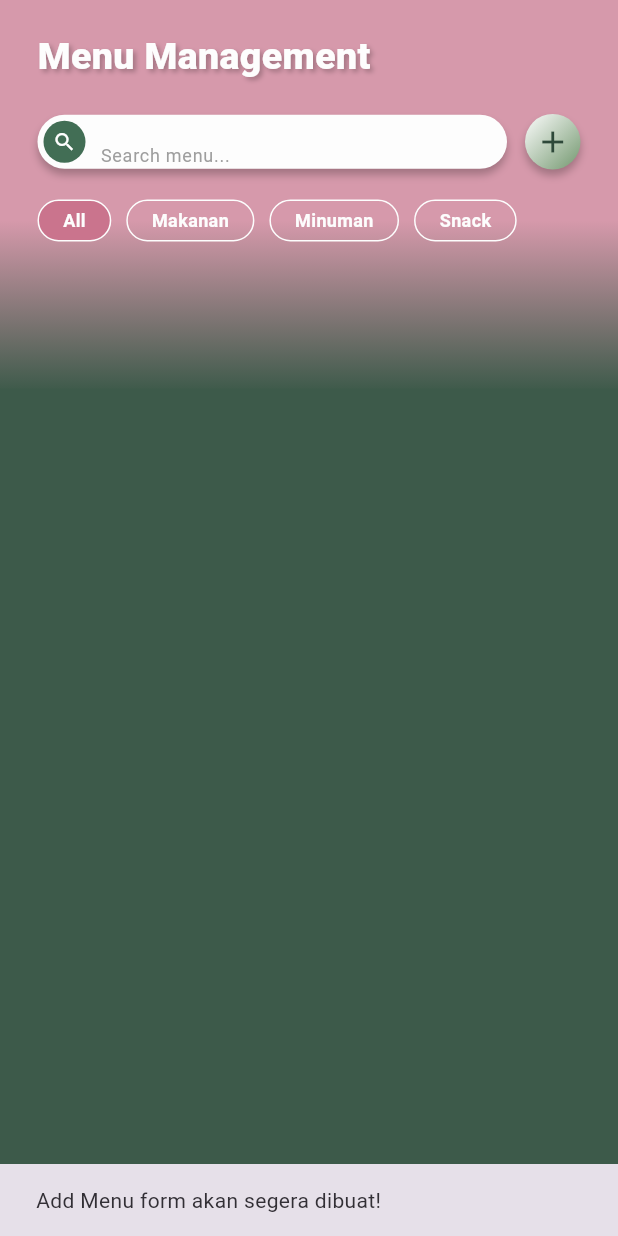
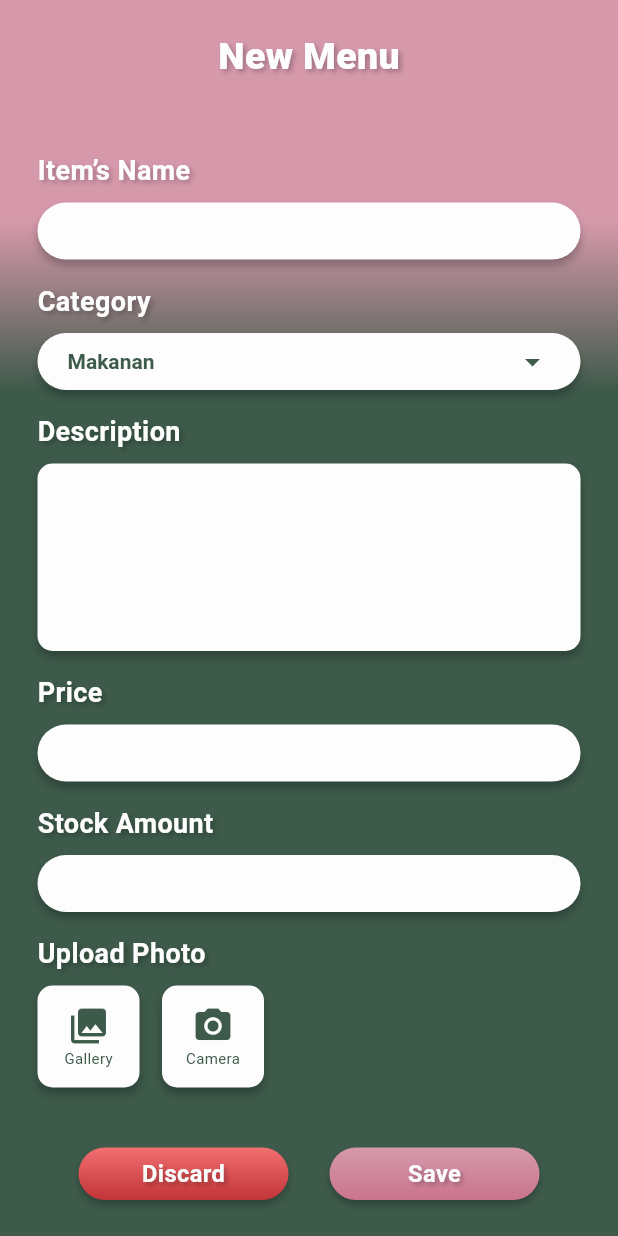
Before and after one commit to Ijaldisini/leafnloaff-mobile, a Flutter app: the AdminMenuManagementView screen opened directly, after a tap on the "add" icon, on a phone screen of 412 x 824 dp. Run offline on Flutter 3.47's test engine with Material 3 defaults, Android fonts, the phone set to English and light mode, and no system bars; our stand-ins replace flutter_dotenv, image_picker, pdf, printing, qr_flutter, supabase_flutter; missing offline and left inert: otp; accounts and stored records are empty; Roboto replaces fonts that are missing (Poppins).

Commit message:
add services, vm, views add new menu, & utils for image picker

```diff
--- /dev/null
+++ b/lib/services/admin_add_menu_service.dart
@@ -0,0 +1,45 @@
+import 'dart:io';
+import 'package:supabase_flutter/supabase_flutter.dart';
+import 'package:flutter/material.dart';
+
+class AdminAddMenuService {
+  final _supabase = Supabase.instance.client;
+
+  Future<void> addMenu({
+    required String name,
+    required String description,
+    required double price,
+    required int stock,
+    required String category,
+    File? imageFile,
+  }) async {
+    try {
+      String? finalImageUrl;
+
+      if (imageFile != null) {
+        final extension = imageFile.path.split('.').last;
+        final fileName =
+            '${DateTime.now().millisecondsSinceEpoch}_${name.replaceAll(' ', '_')}.$extension';
+
+        await _supabase.storage.from('menu_images').upload(fileName, imageFile);
+
+        finalImageUrl = _supabase.storage
+            .from('menu_images')
+            .getPublicUrl(fileName);
+      }
+
+      await _supabase.from('menus').insert({
+        'name': name,
+        'description': description,
+        'price': price,
+        'stock': stock,
+        'category': category,
+        'image_url': finalImageUrl,
+        'is_active': true,
+      });
+    } catch (e) {
+      debugPrint("Error Inserting Menu: $e");
+      throw Exception("Gagal menyimpan menu: $e");
+    }
+  }
+}
--- /dev/null
+++ b/lib/utils/image_picker_util.dart
@@ -0,0 +1,28 @@
+import 'dart:io';
+import 'package:image_picker/image_picker.dart';
+
+class ImagePickerUtil {
+  final ImagePicker _picker = ImagePicker();
+
+  Future<File?> pickFromGallery() async {
+    final XFile? image = await _picker.pickImage(
+      source: ImageSource.gallery,
+      imageQuality: 70,
+    );
+    if (image != null) {
+      return File(image.path);
+    }
+    return null;
+  }
+
+  Future<File?> pickFromCamera() async {
+    final XFile? photo = await _picker.pickImage(
+      source: ImageSource.camera,
+      imageQuality: 70,
+    );
+    if (photo != null) {
+      return File(photo.path);
+    }
+    return null;
+  }
+}
--- /dev/null
+++ b/lib/viewmodels/admin_add_menu_viewmodel.dart
@@ -0,0 +1,93 @@
+import 'dart:io';
+import 'package:flutter/material.dart';
+import '../services/admin_add_menu_service.dart';
+import '../utils/image_picker_util.dart';
+
+class AdminAddMenuViewModel extends ChangeNotifier {
+  final AdminAddMenuService _service = AdminAddMenuService();
+  final ImagePickerUtil _imagePickerUtil = ImagePickerUtil();
+
+  final TextEditingController nameController = TextEditingController();
+  final TextEditingController descController = TextEditingController();
+  final TextEditingController priceController = TextEditingController();
+  final TextEditingController stockController = TextEditingController();
+
+  File? _selectedImage;
+  File? get selectedImage => _selectedImage;
+
+  String _selectedCategory = 'Makanan';
+  String get selectedCategory => _selectedCategory;
+  final List<String> categories = ['Makanan', 'Minuman', 'Snack'];
+
+  bool _isLoading = false;
+  bool get isLoading => _isLoading;
+
+  void setCategory(String value) {
+    _selectedCategory = value;
+    notifyListeners();
+  }
+
+  Future<void> pickFromGallery() async {
+    _selectedImage = await _imagePickerUtil.pickFromGallery();
+    notifyListeners();
+  }
+
+  Future<void> pickFromCamera() async {
+    _selectedImage = await _imagePickerUtil.pickFromCamera();
+    notifyListeners();
+  }
+
+  void removeSelectedImage() {
+    _selectedImage = null;
+    notifyListeners();
+  }
+
+  Future<bool> saveMenu(BuildContext context) async {
+    if (nameController.text.isEmpty ||
+        priceController.text.isEmpty ||
+        stockController.text.isEmpty) {
+      ScaffoldMessenger.of(context).showSnackBar(
+        const SnackBar(content: Text('Nama, Harga, dan Stok wajib diisi!')),
+      );
+      return false;
+    }
+
+    _isLoading = true;
+    notifyListeners();
+
+    try {
+      await _service.addMenu(
+        name: nameController.text.trim(),
+        description: descController.text.trim(),
+        price: double.parse(priceController.text.trim()),
+        stock: int.parse(stockController.text.trim()),
+        category: _selectedCategory,
+        imageFile: _selectedImage,
+      );
+
+      _isLoading = false;
+      notifyListeners();
+      return true;
+    } catch (e) {
+      _isLoading = false;
+      notifyListeners();
+      ScaffoldMessenger.of(context).showSnackBar(
+        const SnackBar(
+          content: Text(
+            'Gagal menyimpan data, periksa koneksi atau format angka!',
+          ),
+        ),
+      );
+      return false;
+    }
+  }
+
+  @override
+  void dispose() {
+    nameController.dispose();
+    descController.dispose();
+    priceController.dispose();
+    stockController.dispose();
+    super.dispose();
+  }
+}
--- /dev/null
+++ b/lib/views/admin/admin_add_menu_view.dart
@@ -0,0 +1,436 @@
+import 'dart:io';
+import 'package:flutter/material.dart';
+import '../../viewmodels/admin_add_menu_viewmodel.dart';
+
+class AdminAddMenuView extends StatefulWidget {
+  const AdminAddMenuView({super.key});
+
+  @override
+  State<AdminAddMenuView> createState() => _AdminAddMenuViewState();
+}
+
+class _AdminAddMenuViewState extends State<AdminAddMenuView> {
+  final AdminAddMenuViewModel _viewModel = AdminAddMenuViewModel();
+
+  @override
+  Widget build(BuildContext context) {
+    final screenWidth = MediaQuery.of(context).size.width;
+
+    return Scaffold(
+      backgroundColor: const Color(0xFF3D5A4A),
+      body: ListenableBuilder(
+        listenable: _viewModel,
+        builder: (context, child) {
+          return Stack(
+            children: [
+              Positioned(
+                left: -17,
+                top: -30,
+                child: Container(
+                  width: screenWidth + 34,
+                  height: 289,
+                  decoration: const BoxDecoration(color: Color(0xFFD699AB)),
+                ),
+              ),
+              Positioned(
+                left: -17,
+                top: 147,
+                child: Container(
+                  width: screenWidth + 34,
+                  height: 114,
+                  decoration: const BoxDecoration(
+                    gradient: LinearGradient(
+                      begin: Alignment.topCenter,
+                      end: Alignment.bottomCenter,
+                      colors: [Color(0x003D5A4A), Color(0xFF3D5A4A)],
+                    ),
+                  ),
+                ),
+              ),
+              SafeArea(
+                child: Column(
+                  children: [
+                    const SizedBox(height: 20),
+                    const Text(
+                      'New Menu',
+                      style: TextStyle(
+                        color: Color(0xFFFDFDFD),
+                        fontSize: 25,
+                        fontFamily: 'Poppins',
+                        fontWeight: FontWeight.w800,
+                        shadows: [
+                          Shadow(
+                            offset: Offset(2, 2),
+                            blurRadius: 4,
+                            color: Color(0x40000000),
+                          ),
+                        ],
+                      ),
+                    ),
+                    const SizedBox(height: 30),
+                    Expanded(
+                      child: SingleChildScrollView(
+                        padding: const EdgeInsets.symmetric(horizontal: 25),
+                        physics: const BouncingScrollPhysics(),
+                        child: Column(
+                          crossAxisAlignment: CrossAxisAlignment.start,
+                          children: [
+                            _buildLabel('Item’s Name'),
+                            _buildTextField(
+                              controller: _viewModel.nameController,
+                            ),
+
+                            _buildLabel('Category'),
+                            _buildDropdown(),
+
+                            _buildLabel('Description'),
+                            _buildTextField(
+                              controller: _viewModel.descController,
+                              height: 125,
+                              borderRadius: 10,
+                              maxLines: 4,
+                            ),
+
+                            _buildLabel('Price'),
+                            _buildTextField(
+                              controller: _viewModel.priceController,
+                              keyboardType: TextInputType.number,
+                            ),
+
+                            _buildLabel('Stock Amount'),
+                            _buildTextField(
+                              controller: _viewModel.stockController,
+                              keyboardType: TextInputType.number,
+                            ),
+
+                            _buildLabel('Upload Photo'),
+                            _buildPhotoPicker(),
+
+                            const SizedBox(height: 40),
+
+                            Row(
+                              mainAxisAlignment: MainAxisAlignment.spaceEvenly,
+                              children: [
+                                _buildButton(
+                                  text: 'Discard',
+                                  colors: [
+                                    const Color(0xFFF26F71),
+                                    const Color(0xFFC23437),
+                                  ],
+                                  onTap: () => Navigator.pop(context),
+                                ),
+                                _buildButton(
+                                  text: _viewModel.isLoading
+                                      ? 'Saving...'
+                                      : 'Save',
+                                  colors: [
+                                    const Color(0xFFD699AB),
+                                    const Color(0xFFCA748D),
+                                  ],
+                                  onTap: _viewModel.isLoading
+                                      ? null
+                                      : () async {
+                                          bool success = await _viewModel
+                                              .saveMenu(context);
+                                          if (success && context.mounted) {
+                                            Navigator.pop(context, true);
+                                          }
+                                        },
+                                ),
+                              ],
+                            ),
+                            const SizedBox(height: 40),
+                          ],
+                        ),
+                      ),
+                    ),
+                  ],
+                ),
+              ),
+            ],
+          );
+        },
+      ),
+    );
+  }
+
+  Widget _buildPhotoPicker() {
+    return Column(
+      crossAxisAlignment: CrossAxisAlignment.start,
+      children: [
+        if (_viewModel.selectedImage != null)
+          Stack(
+            children: [
+              Container(
+                width: double.infinity,
+                height: 150,
+                margin: const EdgeInsets.only(bottom: 15),
+                decoration: ShapeDecoration(
+                  color: Colors.black12,
+                  shape: RoundedRectangleBorder(
+                    borderRadius: BorderRadius.circular(10),
+                  ),
+                  image: DecorationImage(
+                    image: FileImage(_viewModel.selectedImage!),
+                    fit: BoxFit.cover,
+                  ),
+                ),
+              ),
+              Positioned(
+                top: 5,
+                right: 5,
+                child: GestureDetector(
+                  onTap: _viewModel.removeSelectedImage,
+                  child: Container(
+                    padding: const EdgeInsets.all(5),
+                    decoration: const BoxDecoration(
+                      color: Colors.red,
+                      shape: BoxShape.circle,
+                    ),
+                    child: const Icon(
+                      Icons.close,
+                      color: Colors.white,
+                      size: 16,
+                    ),
+                  ),
+                ),
+              ),
+            ],
+          ),
+
+        Row(
+          children: [
+            GestureDetector(
+              onTap: _viewModel.pickFromGallery,
+              child: Container(
+                width: 68,
+                height: 68,
+                decoration: ShapeDecoration(
+                  color: const Color(0xFFFDFDFD),
+                  shape: RoundedRectangleBorder(
+                    borderRadius: BorderRadius.circular(10),
+                  ),
+                  shadows: const [
+                    BoxShadow(
+                      color: Color(0x3F000000),
+                      blurRadius: 4,
+                      offset: Offset(0, 4),
+                    ),
+                  ],
+                ),
+                child: const Column(
+                  mainAxisAlignment: MainAxisAlignment.center,
+                  children: [
+                    Icon(
+                      Icons.photo_library,
+                      color: Color(0xFF3D5A4A),
+                      size: 28,
+                    ),
+                    Text(
+                      'Gallery',
+                      style: TextStyle(
+                        color: Color(0xFF3D5A4A),
+                        fontSize: 10,
+                        fontFamily: 'Poppins',
+                      ),
+                    ),
+                  ],
+                ),
+              ),
+            ),
+            const SizedBox(width: 15),
+            GestureDetector(
+              onTap: _viewModel.pickFromCamera,
+              child: Container(
+                width: 68,
+                height: 68,
+                decoration: ShapeDecoration(
+                  color: const Color(0xFFFDFDFD),
+                  shape: RoundedRectangleBorder(
+                    borderRadius: BorderRadius.circular(10),
+                  ),
+                  shadows: const [
+                    BoxShadow(
+                      color: Color(0x3F000000),
+                      blurRadius: 4,
+                      offset: Offset(0, 4),
+                    ),
+                  ],
+                ),
+                child: const Column(
+                  mainAxisAlignment: MainAxisAlignment.center,
+                  children: [
+                    Icon(Icons.camera_alt, color: Color(0xFF3D5A4A), size: 28),
+                    Text(
+                      'Camera',
+                      style: TextStyle(
+                        color: Color(0xFF3D5A4A),
+                        fontSize: 10,
+                        fontFamily: 'Poppins',
+                      ),
+                    ),
+                  ],
+                ),
+              ),
+            ),
+          ],
+        ),
+      ],
+    );
+  }
+
+  Widget _buildLabel(String text) {
+    return Padding(
+      padding: const EdgeInsets.only(bottom: 8, top: 15),
+      child: Text(
+        text,
+        style: const TextStyle(
+          color: Color(0xFFFDFDFD),
+          fontSize: 18,
+          fontFamily: 'Poppins',
+          fontWeight: FontWeight.w700,
+          shadows: [
+            Shadow(
+              offset: Offset(2, 2),
+              blurRadius: 4,
+              color: Color(0x40000000),
+            ),
+          ],
+        ),
+      ),
+    );
+  }
+
+  Widget _buildTextField({
+    required TextEditingController controller,
+    double height = 38,
+    double borderRadius = 108.57,
+    int maxLines = 1,
+    TextInputType keyboardType = TextInputType.text,
+    String? hintText,
+  }) {
+    return Container(
+      width: double.infinity,
+      height: height,
+      decoration: ShapeDecoration(
+        color: const Color(0xFFFDFDFD),
+        shape: RoundedRectangleBorder(
+          borderRadius: BorderRadius.circular(borderRadius),
+        ),
+        shadows: const [
+          BoxShadow(
+            color: Color(0x3F000000),
+            blurRadius: 4,
+            offset: Offset(0, 4),
+          ),
+        ],
+      ),
+      child: TextField(
+        controller: controller,
+        maxLines: maxLines,
+        keyboardType: keyboardType,
+        style: const TextStyle(fontFamily: 'Poppins', fontSize: 14),
+        decoration: InputDecoration(
+          hintText: hintText,
+          border: InputBorder.none,
+          contentPadding: EdgeInsets.symmetric(
+            horizontal: 20,
+            vertical: maxLines > 1 ? 12 : 10,
+          ),
+        ),
+      ),
+    );
+  }
+
+  Widget _buildDropdown() {
+    return Container(
+      width: double.infinity,
+      height: 38,
+      padding: const EdgeInsets.symmetric(horizontal: 20),
+      decoration: ShapeDecoration(
+        color: const Color(0xFFFDFDFD),
+        shape: RoundedRectangleBorder(
+          borderRadius: BorderRadius.circular(108.57),
+        ),
+        shadows: const [
+          BoxShadow(
+            color: Color(0x3F000000),
+            blurRadius: 4,
+            offset: Offset(0, 4),
+          ),
+        ],
+      ),
+      child: DropdownButtonHideUnderline(
+        child: DropdownButton<String>(
+          value: _viewModel.selectedCategory,
+          icon: const Icon(Icons.arrow_drop_down, color: Color(0xFF3D5A4A)),
+          isExpanded: true,
+          style: const TextStyle(
+            color: Color(0xFF3D5A4A),
+            fontFamily: 'Poppins',
+            fontSize: 14,
+            fontWeight: FontWeight.w600,
+          ),
+          onChanged: (String? newValue) {
+            if (newValue != null) {
+              _viewModel.setCategory(newValue);
+            }
+          },
+          items: _viewModel.categories.map<DropdownMenuItem<String>>((
+            String value,
+          ) {
+            return DropdownMenuItem<String>(value: value, child: Text(value));
+          }).toList(),
+        ),
+      ),
+    );
+  }
+
+  Widget _buildButton({
+    required String text,
+    required List<Color> colors,
+    required VoidCallback? onTap,
+  }) {
+    return GestureDetector(
+      onTap: onTap,
+      child: Container(
+        width: 140,
+        height: 35,
+        alignment: Alignment.center,
+        decoration: ShapeDecoration(
+          gradient: LinearGradient(
+            begin: Alignment.topCenter,
+            end: Alignment.bottomCenter,
+            colors: colors,
+          ),
+          shape: RoundedRectangleBorder(
+            borderRadius: BorderRadius.circular(85.71),
+          ),
+          shadows: const [
+            BoxShadow(
+              color: Color(0x3F000000),
+              blurRadius: 3.16,
+              offset: Offset(0, 3.16),
+            ),
+          ],
+        ),
+        child: Text(
+          text,
+          style: const TextStyle(
+            color: Color(0xFFFBFBFB),
+            fontSize: 15.79,
+            fontFamily: 'Poppins',
+            fontWeight: FontWeight.w700,
+            shadows: [
+              Shadow(
+                offset: Offset(2, 2),
+                blurRadius: 3,
+                color: Color(0x40000000),
+              ),
+            ],
+          ),
+        ),
+      ),
+    );
+  }
+}
--- a/lib/views/admin/admin_menu_management_view.dart
+++ b/lib/views/admin/admin_menu_management_view.dart
@@ -1,6 +1,7 @@
 import 'package:flutter/material.dart';
 import '../../viewmodels/admin_menu_management_viewmodel.dart';
 import '../../models/menu_model.dart';
+import '../admin/admin_add_menu_view.dart';
 
 class AdminMenuManagementView extends StatefulWidget {
   const AdminMenuManagementView({super.key});
@@ -140,14 +141,17 @@ class _AdminMenuManagementViewState extends State<AdminMenuManagementView> {
                               ),
                               const SizedBox(width: 12),
                               GestureDetector(
-                                onTap: () {
-                                  ScaffoldMessenger.of(context).showSnackBar(
-                                    const SnackBar(
-                                      content: Text(
-                                        'Add Menu form akan segera dibuat!',
-                                      ),
+                                onTap: () async {
+                                  final result = await Navigator.push(
+                                    context,
+                                    MaterialPageRoute(
+                                      builder: (context) => const AdminAddMenuView(),
                                     ),
                                   );
+
+                                  if (result == true) {
+                                    _viewModel.fetchMenus();
+                                  }
                                 },
                                 child: Container(
                                   width: 37,
--- a/pubspec.yaml
+++ b/pubspec.yaml
@@ -42,6 +42,7 @@ dependencies:
   intl: ^0.19.0
   pdf: ^3.12.0
   printing: ^5.14.3
+  image_picker: ^1.2.2
 
 dev_dependencies:
   flutter_test:
```
Also changed, not shown: pubspec.lock, 5 other files.
